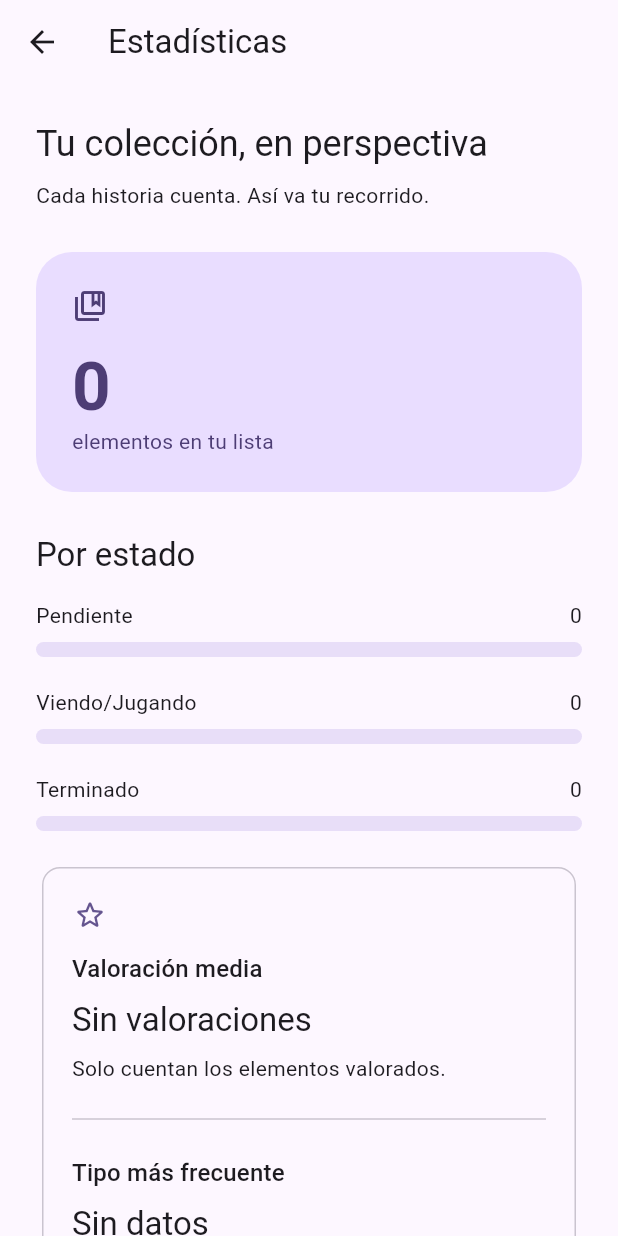
After one commit to mariocaseria7-coder/miwatchlist, a Flutter app: the screen it shows after launch, after a tap on the "bar chart" icon, on a phone screen of 412 x 824 dp. The commit adds this screen. Run offline on Flutter 3.47's test engine with Material 3 defaults, Android fonts, the phone set to English and light mode, and no system bars; our stand-ins replace shared_preferences.

Commit message:
Fase 7: presentar estadisticas completas y tema propio

```diff
--- /dev/null
+++ b/lib/pantallas/pantalla_estadisticas.dart
@@ -0,0 +1,175 @@
+import 'package:flutter/material.dart';
+
+import '../modelos/elemento.dart';
+
+/// Calcula un resumen de toda la colección sin depender de sus filtros.
+class ResumenEstadisticas {
+  ResumenEstadisticas(List<Elemento> elementos)
+    : total = elementos.length,
+      porEstado = {
+        for (final estado in Estado.values)
+          estado: elementos.where((e) => e.estado == estado).length,
+      },
+      porTipo = {
+        for (final tipo in Tipo.values)
+          tipo: elementos.where((e) => e.tipo == tipo).length,
+      } {
+    final valorados = elementos.where((e) => e.valoracion > 0).toList();
+    media = valorados.isEmpty
+        ? null
+        : valorados.fold<int>(0, (suma, e) => suma + e.valoracion) /
+              valorados.length;
+  }
+
+  final int total;
+  final Map<Estado, int> porEstado;
+  final Map<Tipo, int> porTipo;
+  late final double? media;
+
+  /// Incluye todos los tipos empatados con el máximo, salvo con lista vacía.
+  List<Tipo> get tiposFrecuentes {
+    if (total == 0) return [];
+    final maximo = porTipo.values.reduce((a, b) => a > b ? a : b);
+    return Tipo.values.where((tipo) => porTipo[tipo] == maximo).toList();
+  }
+}
+
+/// Presenta recuentos, proporciones y media sin paquetes de gráficos.
+class PantallaEstadisticas extends StatelessWidget {
+  const PantallaEstadisticas({super.key, required this.elementos});
+  final List<Elemento> elementos;
+
+  @override
+  Widget build(BuildContext context) {
+    final resumen = ResumenEstadisticas(elementos);
+    final tema = Theme.of(context);
+    final favoritos = resumen.tiposFrecuentes;
+    return Scaffold(
+      appBar: AppBar(title: const Text('Estadísticas')),
+      body: SafeArea(
+        child: Align(
+          alignment: Alignment.topCenter,
+          child: ConstrainedBox(
+            constraints: const BoxConstraints(maxWidth: 600),
+            child: ListView(
+              padding: const EdgeInsets.all(24),
+              children: [
+                Text(
+                  'Tu colección, en perspectiva',
+                  style: tema.textTheme.headlineSmall,
+                ),
+                const SizedBox(height: 8),
+                const Text('Cada historia cuenta. Así va tu recorrido.'),
+                const SizedBox(height: 28),
+                Container(
+                  padding: const EdgeInsets.all(24),
+                  decoration: BoxDecoration(
+                    color: tema.colorScheme.primaryContainer,
+                    borderRadius: BorderRadius.circular(24),
+                  ),
+                  child: Column(
+                    crossAxisAlignment: CrossAxisAlignment.start,
+                    children: [
+                      Icon(
+                        Icons.collections_bookmark_outlined,
+                        color: tema.colorScheme.onPrimaryContainer,
+                      ),
+                      const SizedBox(height: 16),
+                      Text(
+                        '${resumen.total}',
+                        style: tema.textTheme.displayMedium?.copyWith(
+                          color: tema.colorScheme.onPrimaryContainer,
+                          fontWeight: FontWeight.w700,
+                        ),
+                      ),
+                      Text(
+                        'elementos en tu lista',
+                        style: TextStyle(
+                          color: tema.colorScheme.onPrimaryContainer,
+                        ),
+                      ),
+                    ],
+                  ),
+                ),
+                const SizedBox(height: 28),
+                Text('Por estado', style: tema.textTheme.titleLarge),
+                const SizedBox(height: 16),
+                for (final estado in Estado.values)
+                  Padding(
+                    padding: const EdgeInsets.only(bottom: 20),
+                    child: Column(
+                      crossAxisAlignment: CrossAxisAlignment.start,
+                      children: [
+                        Row(
+                          children: [
+                            Expanded(child: Text(estado.etiqueta)),
+                            Text('${resumen.porEstado[estado]}'),
+                          ],
+                        ),
+                        const SizedBox(height: 8),
+                        LinearProgressIndicator(
+                          value: resumen.total == 0
+                              ? 0
+                              : resumen.porEstado[estado]! / resumen.total,
+                          minHeight: 10,
+                          borderRadius: BorderRadius.circular(10),
+                          semanticsLabel: estado.etiqueta,
+                          semanticsValue:
+                              '${resumen.porEstado[estado]} de ${resumen.total}',
+                        ),
+                      ],
+                    ),
+                  ),
+                Card.outlined(
+                  child: Padding(
+                    padding: const EdgeInsets.all(20),
+                    child: Column(
+                      crossAxisAlignment: CrossAxisAlignment.start,
+                      children: [
+                        Icon(
+                          Icons.star_outline_rounded,
+                          color: tema.colorScheme.primary,
+                        ),
+                        const SizedBox(height: 12),
+                        Text(
+                          'Valoración media',
+                          style: tema.textTheme.titleMedium,
+                        ),
+                        const SizedBox(height: 8),
+                        Text(
+                          resumen.media == null
+                              ? 'Sin valoraciones'
+                              : '${resumen.media!.toStringAsFixed(1).replaceAll('.', ',')} de 5 estrellas',
+                          style: tema.textTheme.titleLarge,
+                        ),
+                        const SizedBox(height: 8),
+                        const Text('Solo cuentan los elementos valorados.'),
+                        const Padding(
+                          padding: EdgeInsets.symmetric(vertical: 16),
+                          child: Divider(),
+                        ),
+                        Text(
+                          favoritos.length > 1
+                              ? 'Tipos más frecuentes (empate)'
+                              : 'Tipo más frecuente',
+                          style: tema.textTheme.titleMedium,
+                        ),
+                        const SizedBox(height: 8),
+                        Text(
+                          favoritos.isEmpty
+                              ? 'Sin datos'
+                              : favoritos.map((t) => t.etiqueta).join(' · '),
+                          style: tema.textTheme.titleLarge,
+                        ),
+                      ],
+                    ),
+                  ),
+                ),
+              ],
+            ),
+          ),
+        ),
+      ),
+    );
+  }
+}
--- a/lib/pantallas/pantalla_lista.dart
+++ b/lib/pantallas/pantalla_lista.dart
@@ -5,6 +5,7 @@ import '../servicios/almacen.dart';
 import '../widgets/tarjeta_elemento.dart';
 import 'pantalla_formulario.dart';
 import 'pantalla_detalle.dart';
+import 'pantalla_estadisticas.dart';
 
 /// Es la propietaria de la colección completa y coordina sus cambios.
 class PantallaLista extends StatefulWidget {
@@ -131,7 +132,26 @@ class _PantallaListaState extends State<PantallaLista> {
     return PopScope(
       canPop: !_guardando,
       child: Scaffold(
-        appBar: AppBar(title: const Text('Mi Watchlist')),
+        appBar: AppBar(
+          title: const Text('Mi Watchlist'),
+          actions: [
+            IconButton(
+              tooltip: 'Estadísticas',
+              icon: const Icon(Icons.bar_chart_rounded),
+              onPressed: ocupado
+                  ? null
+                  : () => Navigator.push<void>(
+                      context,
+                      MaterialPageRoute(
+                        builder: (context) => PantallaEstadisticas(
+                          elementos: List.unmodifiable(_elementos),
+                        ),
+                      ),
+                    ),
+            ),
+            const SizedBox(width: 8),
+          ],
+        ),
         floatingActionButton: ocupado
             ? null
             : FloatingActionButton.extended(
```
Also changed, not shown: 2 other files.
